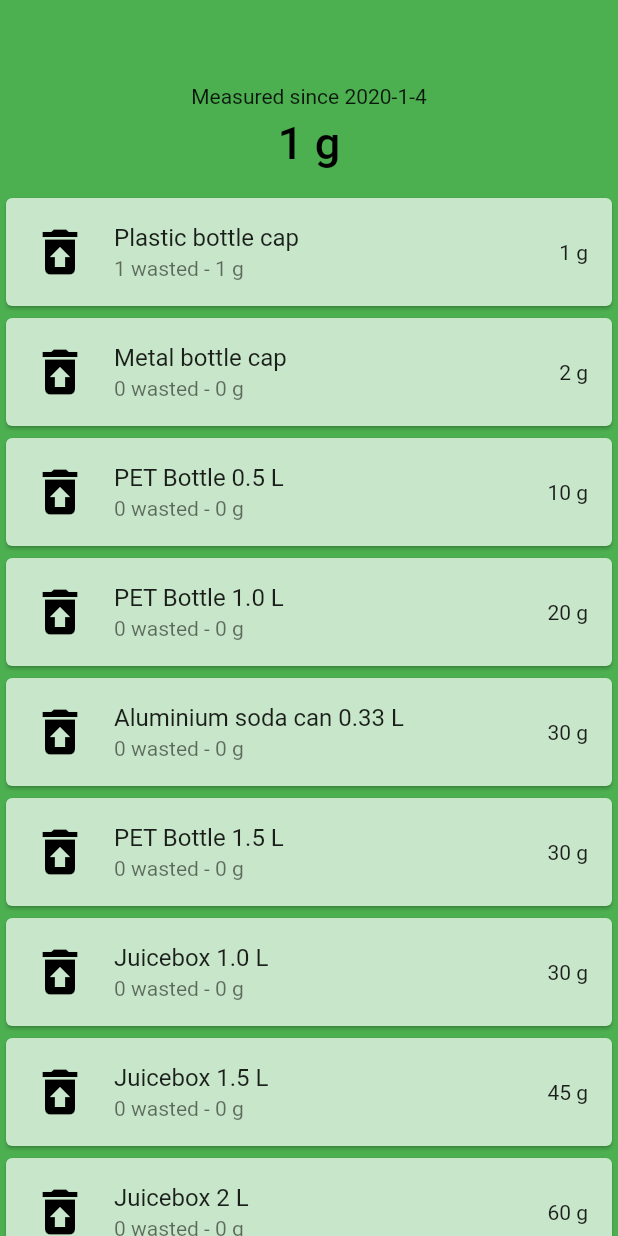
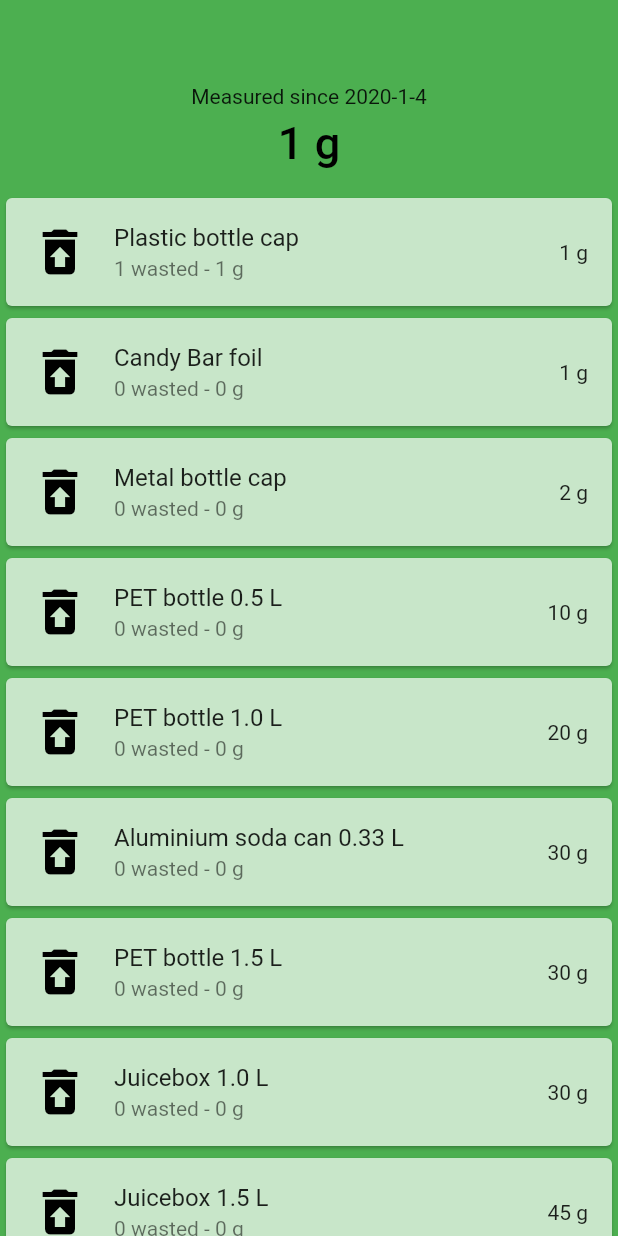
Before and after one commit to mattmaniak/rubbish_calc, a Flutter app: the screen it shows after launch, after a tap on "Plastic bottle cap", on a phone screen of 412 x 824 dp. Run offline on Flutter 3.47's test engine with Material 2 defaults, Android fonts, the phone set to English and light mode, and no system bars; our stand-ins replace shared_preferences, sqflite; accounts and stored records are empty.

Commit message:
Probably works.

```diff
--- a/lib/about.dart
+++ b/lib/about.dart
@@ -5,6 +5,7 @@ import 'error_dialog.dart';
 import 'style.dart' as style;
 
 class About extends StatelessWidget {
+  static const String _semanticVersion = '0.0.0';
   static const String _authorName = 'mattmaniak';
   static const String _authorURL = 'https://gitlab.com/' + _authorName;
   static const String _repoURL = _authorURL + '/rubbish_calc';
@@ -12,13 +13,14 @@ class About extends StatelessWidget {
   static const String _termsURL =
       _repoURL + '/blob/master/README.md#terms-of-use';
 
+
   Widget build(BuildContext context) {
     return Scaffold(
       backgroundColor: style.backgroundColor,
       body: CustomScrollView(
         slivers: [
           Bar(
-            text: 'Rubbish Calc v0.0.0',
+            text: 'Rubbish Calc v' + _semanticVersion,
             backgroundText: 'About',
             showReturnArrow: true,
           ),
--- a/lib/app.dart
+++ b/lib/app.dart
@@ -15,9 +15,10 @@ class App extends StatefulWidget {
 class _AppState extends State<App> {
   final Db _database = Db();
   final int _maxRubbishGrams = 1000000; // 1 metric ton.
+  List<Item> _rubbish = [];
+  int _rubbishGrams = 0;
   String _measuredSinceDate = 'never';
-  int _rubbishGrams = 0;
-  List<Item> _rubbish = [];
+  bool _autoRefreshedOnStart = false;
 
   @override
   void initState() {
@@ -45,6 +46,8 @@ class _AppState extends State<App> {
 
   @override
   Widget build(BuildContext context) {
+    _rubbish.sort((a, b) => a.weightGrams.compareTo(b.weightGrams));
+
     return Scaffold(
       backgroundColor: style.backgroundColor,
       body: CustomScrollView(
@@ -120,10 +123,11 @@ class _AppState extends State<App> {
         }
       });
     });
-    if (_rubbish.isNotEmpty) {
+    if ((!_autoRefreshedOnStart) && _rubbish.isNotEmpty) {
       _rubbish.forEach((item) {
         item.update();
       });
+      _autoRefreshedOnStart = true;
     }
     _saveConfig();
   }
--- a/lib/item.dart
+++ b/lib/item.dart
@@ -2,9 +2,9 @@ import 'package:flutter/material.dart';
 import 'style.dart' as style;
 
 class Item extends StatefulWidget {
-  final _ItemState _state = _ItemState();
   final String name;
   final int weightGrams;
+  _ItemState _state;
   int uniqueId;
   int maxWeightGrams;
   Function refreshParentState;
@@ -15,7 +15,10 @@ class Item extends StatefulWidget {
   Item({@required this.name, @required this.weightGrams});
 
   @override
-  _ItemState createState() => _state;
+  _ItemState createState() {
+    _state = _ItemState();
+    return _state;
+  }
 
   void update() {
     if (_state != null) {
--- a/lib/rubbish.dart
+++ b/lib/rubbish.dart
@@ -13,11 +13,11 @@ List<Item> generateRubbish(int maxRubbishGrams, Function callback) {
     ),
     // https://www.quora.com/What-is-the-weight-of-1-5-liter-empty-pet-bottles
     Item(
-      name: 'PET Bottle 0.5 L',
+      name: 'PET bottle 0.5 L',
       weightGrams: 10,
     ),
     Item(
-      name: 'PET Bottle 1.0 L',
+      name: 'PET bottle 1.0 L',
       weightGrams: 20,
     ),
     // https://www.quora.com/How-much-does-a-330ml-can-of-soda-weigh-in-grams
@@ -26,7 +26,7 @@ List<Item> generateRubbish(int maxRubbishGrams, Function callback) {
       weightGrams: 30,
     ),
     Item(
-      name: 'PET Bottle 1.5 L',
+      name: 'PET bottle 1.5 L',
       weightGrams: 30,
     ),
     Item(
@@ -34,25 +34,31 @@ List<Item> generateRubbish(int maxRubbishGrams, Function callback) {
       weightGrams: 45,
     ),
     Item(
-      name: 'Juicebox 2 L',
+      name: 'Juicebox 2.0 L',
       weightGrams: 60,
     ),
     // https://en.m.wikipedia.org/wiki/Wine_bottle#Environmental_impact
     Item(
-      name: 'Glass wine bottle 0.75 L',
+      name: 'Glass bottle 0.75 L',
       weightGrams: 500,
     ),
     Item(
       name: 'Juicebox 1.0 L',
       weightGrams: 30,
     ),
+    Item(
+      name: 'Candy Bar foil',
+      weightGrams: 1,
+    ),
+    // Item(
+    //   name: 'Neue item',
+    //   weightGrams: 8,
+    // ),
   ];
   for (int i = 0; i < rubbish.length; i++) {
     rubbish[i].uniqueId = i + 1;
     rubbish[i].maxWeightGrams = maxRubbishGrams;
     rubbish[i].refreshParentState = callback;
   }
-  rubbish.sort((a, b) => a.weightGrams.compareTo(b.weightGrams));
-
   return rubbish;
 }
```
Also changed, not shown: lib/database.dart (+13 -2 lines).
